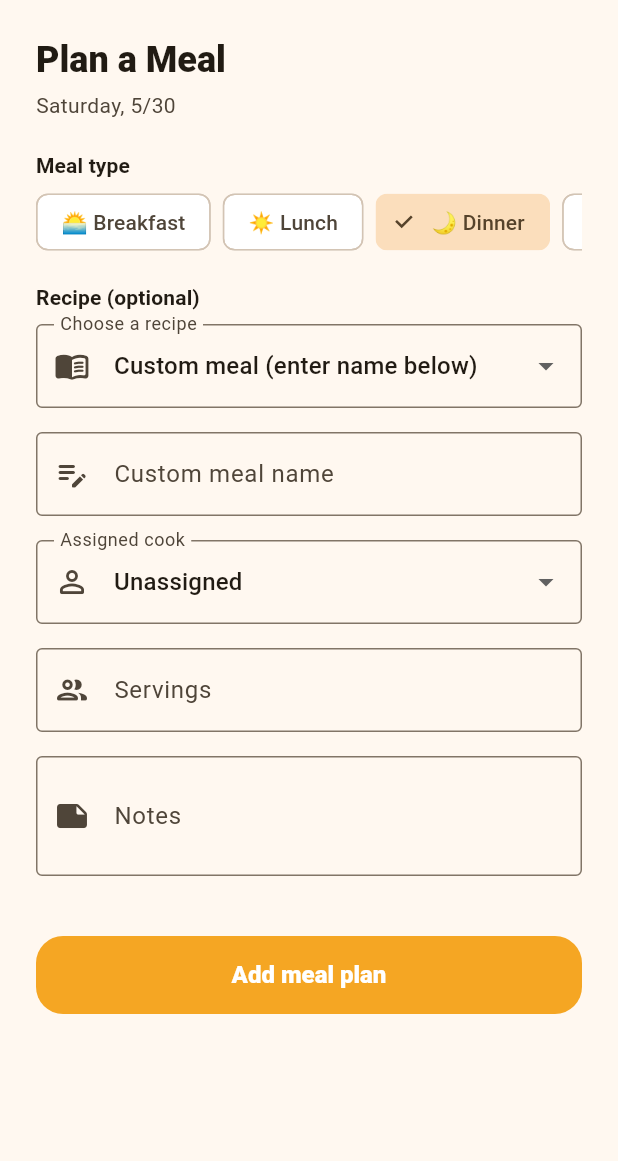
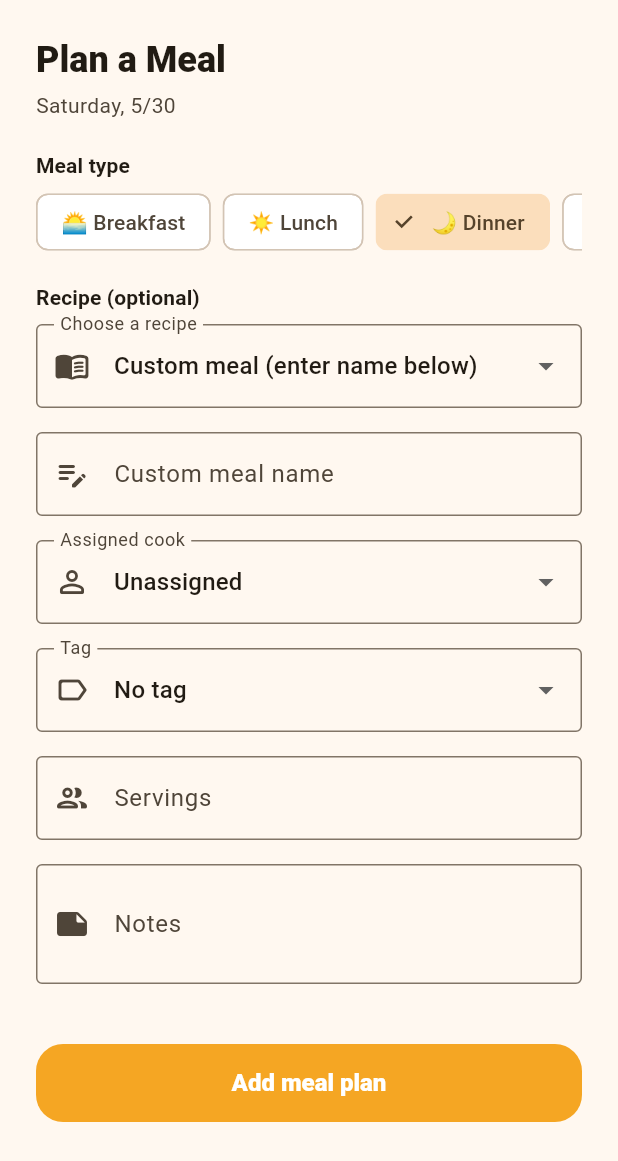
Before and after one commit to awrightutah/honeydo, a Flutter app: the _AddMealPlanSheet widget shown alone on an empty page, opened directly with empty values, on a phone screen of 412 x 824 dp. Shown: the top 1161 px of the screen. Run offline on Flutter 3.47's test engine with Material 3 defaults, Android fonts, the phone set to English and light mode, and no system bars; our stand-ins replace connectivity_plus, flutter_dotenv, image_picker, share_plus, shared_preferences, supabase_flutter and 1 more; accounts and stored records are empty; Roboto replaces fonts that are missing (Nunito).

Commit message:
feat(tags): add tag picker to meal planner create form
Phase 2 sub-branch: extends the calendar_tags system to meal_plans
via a new tag picker in the main meal-planner create form
(_AddMealPlanSheet). Backed by the tag_id column migration (0022)
and the admin-only tag management screen (commits 0eb69aa +
f7902ce).

Changes in meal_planner_screen.dart:
- Parent screen fetches calendar_tags alongside recipes + members
  in the existing Future.wait; no new round trips.
- Tags passed into _AddMealPlanSheet as a constructor arg.
- DropdownButtonFormField<String> with null sentinel ('No tag'
  option) inserted in the form after meal_type, before Servings.
- Emoji + name displayed inline in each dropdown item, matching
  the event tag picker pattern.
- On save, tag_id included in the meal_plans INSERT payload.
  Null when user picked 'No tag', otherwise the selected tag UUID.

Design decision: uses initialValue: rather than value: on
DropdownButtonFormField. Flutter 3.33+ deprecated value: for new
code. The two pre-existing pickers in the same file (recipe at
~line 828, assigned cook at ~line 860) still use value: as
pre-existing tech debt — migrating those is a separate cleanup.
Adopting the modern API for new code avoids extending the debt.

Out of scope for this branch:
- recipe_detail_screen.dart:448 quick-add flow: stays tag-less.
  That's an intentional minimal-form UX (date + meal_type + Add)
  with no other optional fields. Adding a tag picker there would
  be inconsistent with the quick-add intent. Users wanting to tag
  a meal use the main meal planner.
- Chore tag picker: separate sub-branch.
- Calendar render: still uses hardcoded coral/skyBlue type defaults.
  The render update reads per-item tag_id → tag.color is a
  subsequent sub-branch.

Verification:
- flutter analyze: 232 issues, baseline match, zero new
  (caught a new deprecated_member_use warning on first pass for
  the picker; switched value: → initialValue: to silence it)
- flutter build ios --debug --no-codesign: clean in 8.2s

1 file changed: apps/mobile/lib/screens/meal_planner_screen.dart
(+38 / -1)

Branch: feat/meal-tag-picker-2026-05-30

```diff
--- a/apps/mobile/lib/screens/meal_planner_screen.dart
+++ b/apps/mobile/lib/screens/meal_planner_screen.dart
@@ -26,6 +26,7 @@ class _MealPlannerScreenState extends State<MealPlannerScreen>
   List<Map<String, dynamic>> _mealPlans = [];
   List<Map<String, dynamic>> _householdRecipes = [];
   List<Map<String, dynamic>> _members = [];
+  List<Map<String, dynamic>> _tags = [];
   bool _isLoading = true;
 
   DateTime _weekStart = _startOfWeek(DateTime.now());
@@ -75,7 +76,7 @@ class _MealPlannerScreenState extends State<MealPlannerScreen>
       _household = membership['households'];
       final householdId = _household!['id'];
 
-      // Load recipes and members in parallel
+      // Load recipes, members, and tags in parallel
       final results = await Future.wait([
         Supabase.instance.client
             .from('household_recipes')
@@ -88,10 +89,16 @@ class _MealPlannerScreenState extends State<MealPlannerScreen>
             .eq('household_id', householdId)
             .eq('is_active', true)
             .order('display_name'),
+        Supabase.instance.client
+            .from('calendar_tags')
+            .select()
+            .eq('household_id', householdId)
+            .order('name'),
       ]);
 
       _householdRecipes = List<Map<String, dynamic>>.from(results[0]);
       _members = List<Map<String, dynamic>>.from(results[1]);
+      _tags = List<Map<String, dynamic>>.from(results[2]);
 
       await _loadMealPlans();
     } catch (_) {
@@ -146,6 +153,7 @@ class _MealPlannerScreenState extends State<MealPlannerScreen>
         preselectedMealType: mealType,
         recipes: _householdRecipes,
         members: _members,
+        tags: _tags,
       ),
     ).then((_) => _loadMealPlans());
   }
@@ -601,6 +609,7 @@ class _AddMealPlanSheet extends StatefulWidget {
     this.preselectedMealType,
     required this.recipes,
     required this.members,
+    required this.tags,
   });
 
   final String householdId;
@@ -613,6 +622,7 @@ class _AddMealPlanSheet extends StatefulWidget {
   final String? preselectedMealType;
   final List<Map<String, dynamic>> recipes;
   final List<Map<String, dynamic>> members;
+  final List<Map<String, dynamic>> tags;
 
   @override
   State<_AddMealPlanSheet> createState() => _AddMealPlanSheetState();
@@ -625,6 +635,7 @@ class _AddMealPlanSheetState extends State<_AddMealPlanSheet> {
   final _servingsController = TextEditingController();
   final _notesController = TextEditingController();
   String? _assignedCookId;
+  String? _selectedTagId;
   bool _isLoading = false;
   bool _addIngredientsToList = true;
 
@@ -666,6 +677,7 @@ class _AddMealPlanSheetState extends State<_AddMealPlanSheet> {
         'recipe_id': _selectedRecipeId,
         'custom_title': customTitle.isEmpty ? null : customTitle,
         'assigned_cook_member_id': _assignedCookId,
+        'tag_id': _selectedTagId,
         'servings': int.tryParse(_servingsController.text.trim()),
         'notes': _notesController.text.trim().isEmpty ? null : _notesController.text.trim(),
         'created_by_member_id': widget.myMemberId,
@@ -862,6 +874,31 @@ class _AddMealPlanSheetState extends State<_AddMealPlanSheet> {
             ),
             const SizedBox(height: 16),
 
+            // Tag
+            DropdownButtonFormField<String>(
+              initialValue: _selectedTagId,
+              decoration: const InputDecoration(
+                labelText: 'Tag',
+                prefixIcon: Icon(Icons.label_outline_rounded),
+                border: OutlineInputBorder(),
+              ),
+              items: [
+                const DropdownMenuItem(value: null, child: Text('No tag')),
+                ...widget.tags.map((t) => DropdownMenuItem(
+                  value: t['id'],
+                  child: Row(
+                    children: [
+                      if (t['emoji'] != null) Text(t['emoji'], style: const TextStyle(fontSize: 14)),
+                      const SizedBox(width: 6),
+                      Text(t['name'] ?? '', style: const TextStyle(fontSize: 14)),
+                    ],
+                  ),
+                )),
+              ],
+              onChanged: (v) => setState(() => _selectedTagId = v),
+            ),
+            const SizedBox(height: 16),
+
             // Servings
             Row(
               children: [
```
